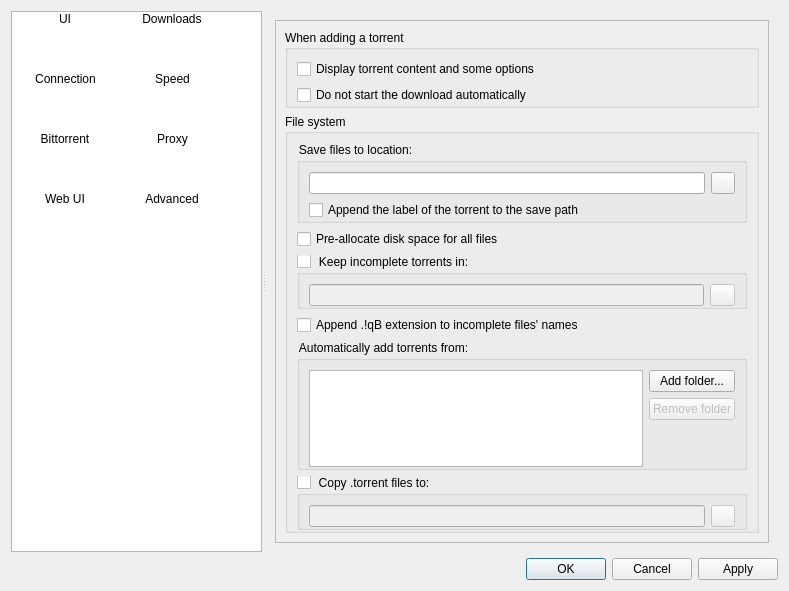
Before: the Qt Designer form src/ui/options.ui in SysAdminDoc/qBittorrent-Vanced, drawn with Qt 5.
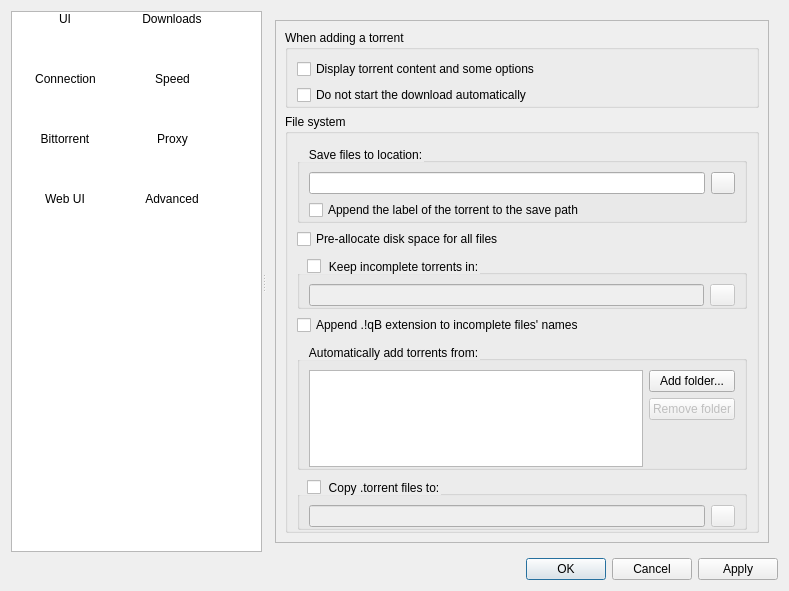
After: the same form once the commit is applied. The open tabs and pages were chosen to show the change. Icons and pictures are not drawn.

Commit message: Minor options UI fixes by Mariusz Fik

```diff
--- a/src/ui/options.ui
+++ b/src/ui/options.ui
@@ -575,7 +575,8 @@
                  <property name="styleSheet">
                   <string notr="true">QGroupBox::title {
 font-weight: normal;
-margin-left: 0px;
+margin-left: 10px;
+margin-top: 5px;
 }
 QGroupBox {
   border-width: 0;
@@ -650,7 +651,8 @@
                  <property name="styleSheet">
                   <string notr="true">QGroupBox::title {
 font-weight: normal;
-margin-left: 0px;
+margin-left: 10px;
+margin-top: 5px;
 }
 QGroupBox {
   border-width: 0;
@@ -713,7 +715,8 @@
                  <property name="styleSheet">
                   <string notr="true">QGroupBox::title {
 font-weight: normal;
-margin-left: 0px;
+margin-left: 10px;
+margin-top: 5px;
 }
 QGroupBox {
   border-width: 0;
@@ -812,7 +815,8 @@
                  <property name="styleSheet">
                   <string notr="true">QGroupBox::title {
 font-weight: normal;
-margin-left: 0px;
+margin-left: 10px;
+margin-top: 5px;
 }
 QGroupBox {
   border-width: 0;
```
Left out of the diff: 18 changed lines with no effect on the pictures.
